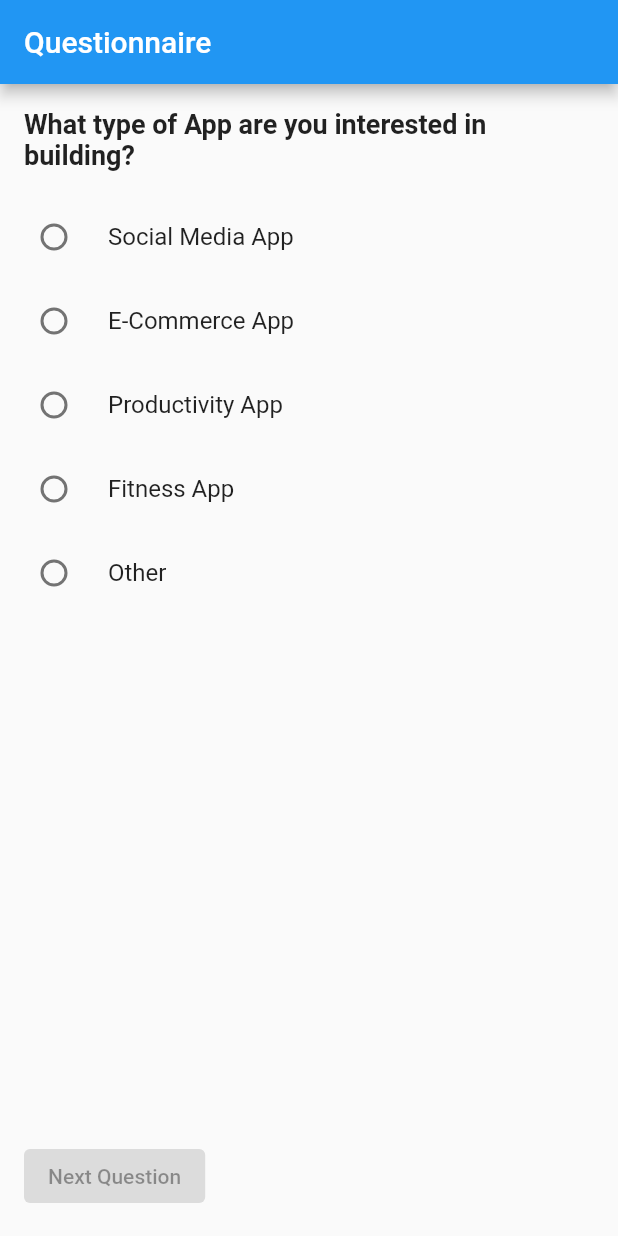
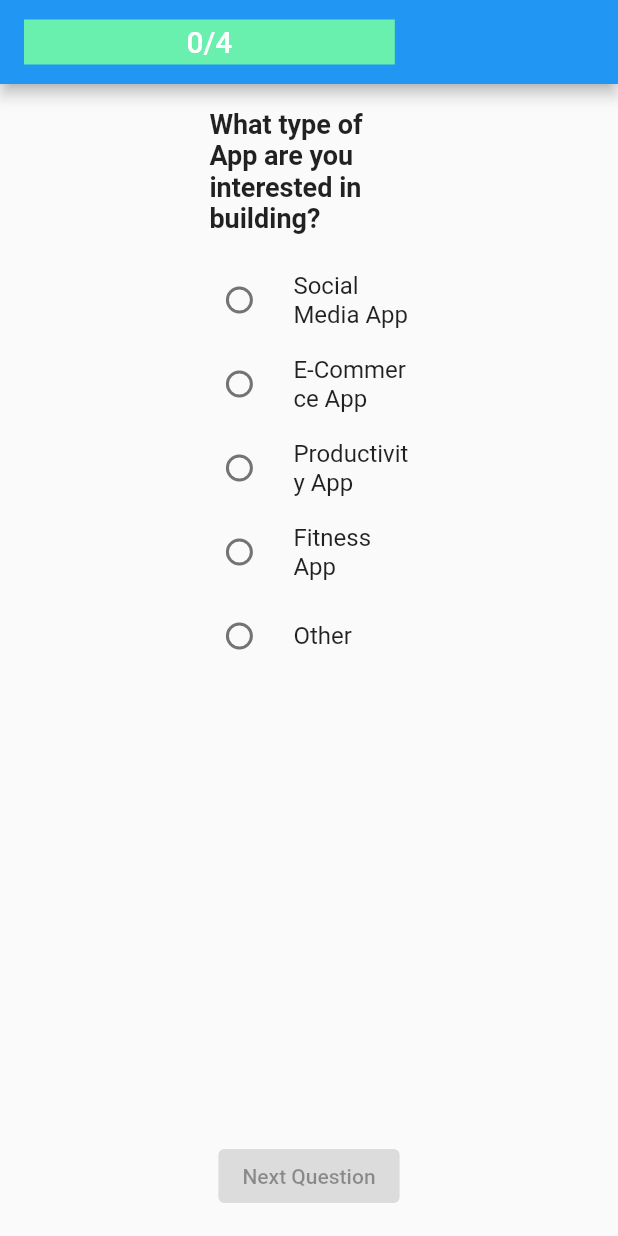
Before and after one commit to Snapp-X/Framework_quiz, a Flutter app: the screen it shows after launch, on a phone screen of 412 x 824 dp. Run offline on Flutter 3.47's test engine with Material 2 defaults, Android fonts, the phone set to English and light mode, and no system bars; our stand-ins replace flutter_riverpod, go_router.

Commit message:
added custom appbar with progress

```diff
--- a/lib/screens/questions_screen.dart
+++ b/lib/screens/questions_screen.dart
@@ -18,28 +18,19 @@ class QuestionsScreen extends ConsumerWidget {
     final isLastQuestion = currentQuestionIndex == questions.length - 1;
 
     return Scaffold(
-      appBar: AppBar(
-        title: const Text('Questionnaire'),
-        leading: currentQuestionIndex > 0
-            ? IconButton(
-                icon: const Icon(Icons.arrow_back),
-                onPressed: () {
-                  if (currentQuestionIndex > 0) {
-                    ref.read(currentQuestionIndexProvider.notifier).state--;
-                    context.go('/');
-                  }
-                },
-              )
-            : null,
-      ),
-      body: Column(
-        crossAxisAlignment: CrossAxisAlignment.start,
+      appBar: buildCustomAppBar(context, currentQuestionIndex, questions, ref),
+      body: Center(
+        child: Container(
+          width: MediaQuery.of(context).size.width * 0.4,
+          child: Column(
+            mainAxisAlignment: MainAxisAlignment.center,
             children: [
               Padding(
                 padding: const EdgeInsets.all(16.0),
                 child: Text(
                   questions[currentQuestionIndex],
-              style: const TextStyle(fontSize: 18, fontWeight: FontWeight.bold),
+                  style: const TextStyle(
+                      fontSize: 18, fontWeight: FontWeight.bold),
                 ),
               ),
               ...answers[currentQuestionIndex]
@@ -67,7 +58,9 @@ class QuestionsScreen extends ConsumerWidget {
                           if (isLastQuestion) {
                             context.go('/results');
                           } else {
-                        ref.read(currentQuestionIndexProvider.notifier).state++;
+                            ref
+                                .read(currentQuestionIndexProvider.notifier)
+                                .state++;
                           }
                         }
                       : null,
@@ -78,6 +71,45 @@ class QuestionsScreen extends ConsumerWidget {
               ),
             ],
           ),
+        ),
+      ),
+    );
+  }
+
+  AppBar buildCustomAppBar(BuildContext context, int currentQuestionIndex,
+      List<String> questions, WidgetRef ref) {
+    return AppBar(
+      title: SizedBox(
+        height: 30,
+        width: MediaQuery.of(context).size.width * 0.6,
+        child: Stack(
+          children: <Widget>[
+            SizedBox.expand(
+              child: LinearProgressIndicator(
+                value: currentQuestionIndex / questions.length,
+                backgroundColor: Colors.greenAccent,
+                valueColor: AlwaysStoppedAnimation<Color>(Colors.red),
+              ),
+            ),
+            Align(
+                child: Text(currentQuestionIndex.toString() +
+                    "/" +
+                    questions.length.toString()),
+                alignment: Alignment.center),
+          ],
+        ),
+      ),
+      leading: currentQuestionIndex > 0
+          ? IconButton(
+              icon: const Icon(Icons.arrow_back),
+              onPressed: () {
+                if (currentQuestionIndex > 0) {
+                  ref.read(currentQuestionIndexProvider.notifier).state--;
+                  context.go('/');
+                }
+              },
+            )
+          : null,
     );
   }
 }
```
Lines whose indentation alone changed are shown as unchanged.
